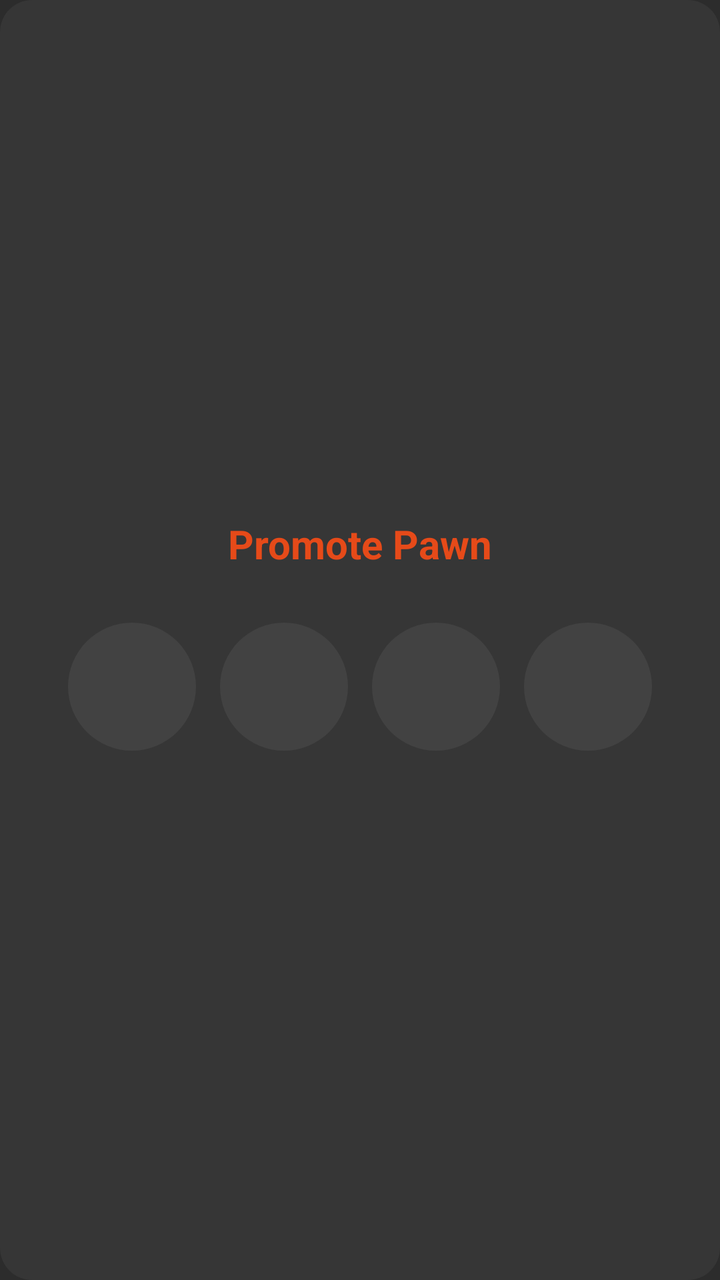
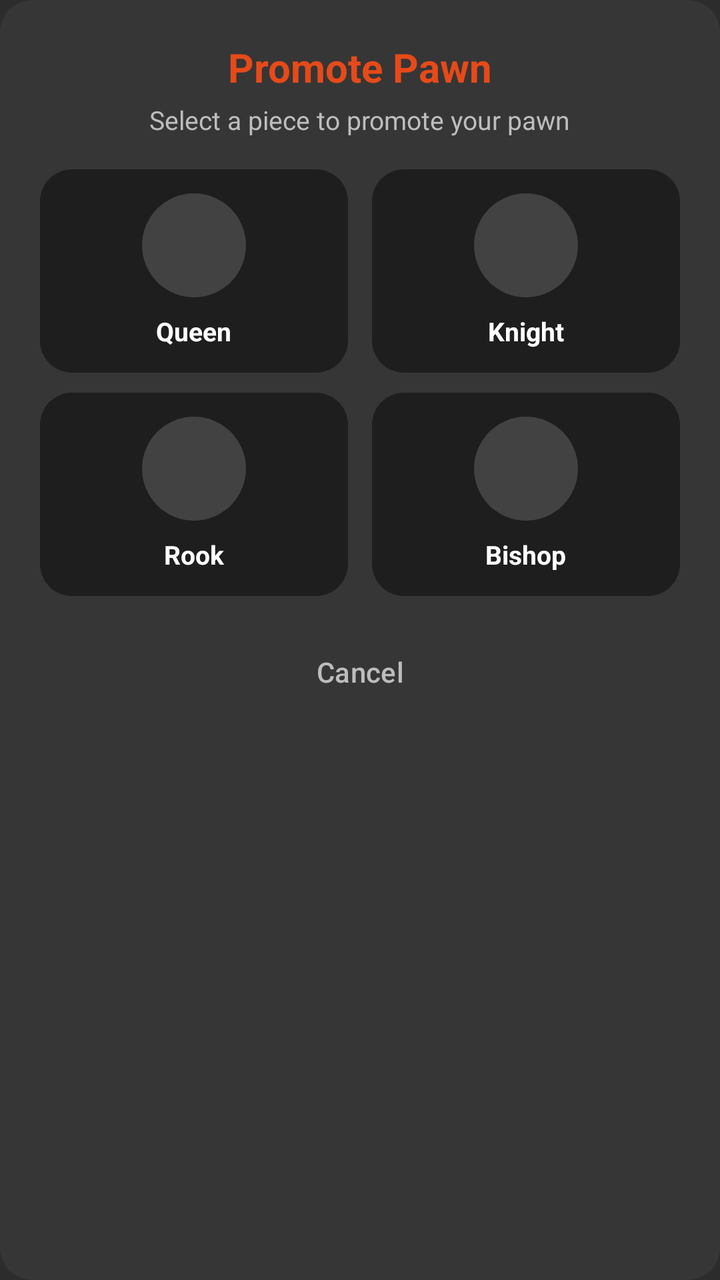

An Android layout rendered at two revisions. The XML below is the earlier revision; the diff shows what the commit changed to produce the second picture.
<!-- AndroidManifest.xml: application theme Theme.Chessy -->
<!-- res/layout/dialog_pawn_promotion.xml -->
<?xml version="1.0" encoding="utf-8"?>
<LinearLayout xmlns:android="http://schemas.android.com/apk/res/android"
    android:layout_width="match_parent"
    android:layout_height="wrap_content"
    android:background="@drawable/bg_rounded_card"
    android:gravity="center"
    android:orientation="vertical"
    android:padding="24dp">

    <TextView
        android:layout_width="wrap_content"
        android:layout_height="wrap_content"
        android:text="@string/promotion_title"
        android:textColor="@color/primaryOrange"
        android:textSize="20sp"
        android:textStyle="bold" />

    <LinearLayout
        android:layout_width="match_parent"
        android:layout_height="wrap_content"
        android:layout_marginTop="20dp"
        android:gravity="center"
        android:orientation="horizontal">

        <ImageButton
            android:id="@+id/btnPromoteQueen"
            android:layout_width="64dp"
            android:layout_height="64dp"
            android:layout_margin="6dp"
            android:background="@drawable/bg_circle_icon"
            android:contentDescription="@string/piece_queen"
            android:padding="8dp"
            android:scaleType="fitCenter" />

        <ImageButton
            android:id="@+id/btnPromoteRook"
            android:layout_width="64dp"
            android:layout_height="64dp"
            android:layout_margin="6dp"
            android:background="@drawable/bg_circle_icon"
            android:contentDescription="@string/piece_rook"
            android:padding="8dp"
            android:scaleType="fitCenter" />

        <ImageButton
            android:id="@+id/btnPromoteBishop"
            android:layout_width="64dp"
            android:layout_height="64dp"
            android:layout_margin="6dp"
            android:background="@drawable/bg_circle_icon"
            android:contentDescription="@string/piece_bishop"
            android:padding="8dp"
            android:scaleType="fitCenter" />

        <ImageButton
            android:id="@+id/btnPromoteKnight"
            android:layout_width="64dp"
            android:layout_height="64dp"
            android:layout_margin="6dp"
            android:background="@drawable/bg_circle_icon"
            android:contentDescription="@string/piece_knight"
            android:padding="8dp"
            android:scaleType="fitCenter" />

    </LinearLayout>

</LinearLayout>
<!-- resources referenced by this layout -->
<resources>
  <color name="primaryOrange">#E64A19</color>
  <!-- drawable bg_circle_icon (drawable) -->
  <?xml version="1.0" encoding="utf-8"?>
  <shape xmlns:android="http://schemas.android.com/apk/res/android"
      android:shape="oval">
      <solid android:color="@color/customSurfaceElevated" />
  </shape>
  <!-- drawable bg_rounded_card (drawable) -->
  <?xml version="1.0" encoding="utf-8"?>
  <shape xmlns:android="http://schemas.android.com/apk/res/android"
      android:shape="rectangle">
      <solid android:color="@color/customCard" />
      <corners android:radius="16dp" />
  </shape>
  <string name="piece_bishop">Bishop</string>
  <string name="piece_knight">Knight</string>
  <string name="piece_queen">Queen</string>
  <string name="piece_rook">Rook</string>
  <string name="promotion_title">Promote Pawn</string>
  <style name="Theme.Chessy" parent="Theme.Material3.Dark.NoActionBar">
          
          <item name="colorPrimary">@color/primaryOrange</item>
          <item name="colorOnPrimary">@color/white</item>
          <item name="colorPrimaryContainer">@color/primaryOrangeDark</item>
          <item name="colorOnPrimaryContainer">@color/white</item>
          <item name="colorSecondary">@color/orangeAccent</item>
          <item name="colorOnSecondary">@color/white</item>
  
          
          <item name="android:windowBackground">@color/customDarkBackground</item>
          <item name="colorSurface">@color/customCard</item>
          <item name="colorOnSurface">@color/textPrimary</item>
          <item name="colorSurfaceVariant">@color/customSurfaceElevated</item>
          <item name="colorOnSurfaceVariant">@color/textSecondary</item>
  
          
          <item name="android:statusBarColor">@color/customDarkBackground</item>
          <item name="android:windowLightStatusBar">false</item>
          <item name="android:navigationBarColor">@color/customDarkBackground</item>
          <item name="android:windowLightNavigationBar" tools:targetApi="o_mr1">false</item>
  
          
          <item name="bottomSheetDialogTheme">@style/CustomBottomSheetDialogTheme</item>
          <item name="materialAlertDialogTheme">@style/CustomMaterialAlertDialogTheme</item>
      </style>
  <color name="customSurfaceElevated">#424242</color>
  <color name="customCard">#363636</color>
  <color name="white">#FFFFFFFF</color>
  <color name="primaryOrangeDark">#D84315</color>
  <color name="orangeAccent">#FF5722</color>
  <color name="customDarkBackground">#2C2C2C</color>
  <color name="textPrimary">#FFFFFF</color>
  <color name="textSecondary">#BDBDBD</color>
  <style name="CustomBottomSheetDialogTheme" parent="ThemeOverlay.Material3.BottomSheetDialog">
          <item name="bottomSheetStyle">@style/CustomBottomSheetStyle</item>
      </style>
  <style name="CustomMaterialAlertDialogTheme" parent="ThemeOverlay.Material3.MaterialAlertDialog">
          <item name="colorSurface">@color/customCard</item>
          <item name="colorOnSurface">@color/textPrimary</item>
      </style>
  <style name="CustomBottomSheetStyle" parent="Widget.Material3.BottomSheet.Modal">
          <item name="backgroundTint">@color/customCard</item>
          <item name="shapeAppearance">@style/ShapeAppearance.RoundedTop</item>
      </style>
  <style name="ShapeAppearance.RoundedTop" parent="ShapeAppearance.Material3.Corner.Large">
          <item name="cornerSizeTopLeft">24dp</item>
          <item name="cornerSizeTopRight">24dp</item>
          <item name="cornerSizeBottomLeft">0dp</item>
          <item name="cornerSizeBottomRight">0dp</item>
      </style>
</resources>

<!-- the commit's change to res/layout/dialog_pawn_promotion.xml (unified diff, before → after) -->
@@ -3,11 +3,12 @@
     android:layout_width="match_parent"
     android:layout_height="wrap_content"
     android:background="@drawable/bg_rounded_card"
-    android:gravity="center"
+    android:gravity="center_horizontal"
     android:orientation="vertical"
-    android:padding="24dp">
+    android:padding="20dp">
 
     <TextView
+        android:id="@+id/tvPromotionTitle"
         android:layout_width="wrap_content"
         android:layout_height="wrap_content"
         android:text="@string/promotion_title"
@@ -15,53 +16,193 @@
         android:textSize="20sp"
         android:textStyle="bold" />
 
+    <TextView
+        android:id="@+id/tvPromotionSubtitle"
+        android:layout_width="wrap_content"
+        android:layout_height="wrap_content"
+        android:layout_marginTop="4dp"
+        android:text="@string/promotion_subtitle"
+        android:textColor="@color/textSecondary"
+        android:textSize="13sp" />
+
+    
+    
     <LinearLayout
         android:layout_width="match_parent"
         android:layout_height="wrap_content"
-        android:layout_marginTop="20dp"
-        android:gravity="center"
+        android:layout_marginTop="16dp"
+        android:baselineAligned="false"
         android:orientation="horizontal">
 
-        <ImageButton
-            android:id="@+id/btnPromoteQueen"
-            android:layout_width="64dp"
-            android:layout_height="64dp"
-            android:layout_margin="6dp"
-            android:background="@drawable/bg_circle_icon"
-            android:contentDescription="@string/piece_queen"
-            android:padding="8dp"
-            android:scaleType="fitCenter" />
-
-        <ImageButton
-            android:id="@+id/btnPromoteRook"
-            android:layout_width="64dp"
-            android:layout_height="64dp"
-            android:layout_margin="6dp"
-            android:background="@drawable/bg_circle_icon"
-            android:contentDescription="@string/piece_rook"
-            android:padding="8dp"
-            android:scaleType="fitCenter" />
-
-        <ImageButton
-            android:id="@+id/btnPromoteBishop"
-            android:layout_width="64dp"
-            android:layout_height="64dp"
-            android:layout_margin="6dp"
-            android:background="@drawable/bg_circle_icon"
-            android:contentDescription="@string/piece_bishop"
-            android:padding="8dp"
-            android:scaleType="fitCenter" />
-
-        <ImageButton
-            android:id="@+id/btnPromoteKnight"
-            android:layout_width="64dp"
-            android:layout_height="64dp"
-            android:layout_margin="6dp"
-            android:background="@drawable/bg_circle_icon"
-            android:contentDescription="@string/piece_knight"
-            android:padding="8dp"
-            android:scaleType="fitCenter" />
+        
+        <LinearLayout
+            android:id="@+id/containerPromoteQueen"
+            android:layout_width="0dp"
+            android:layout_height="wrap_content"
+            android:layout_marginEnd="6dp"
+            android:layout_weight="1"
+            android:background="@drawable/bg_rounded_card"
+            android:backgroundTint="@color/customSurfaceDarker"
+            android:clickable="true"
+            android:focusable="true"
+            android:foreground="?attr/selectableItemBackground"
+            android:gravity="center"
+            android:orientation="vertical"
+            android:padding="12dp">
+
+            <ImageButton
+                android:id="@+id/btnPromoteQueen"
+                android:layout_width="52dp"
+                android:layout_height="52dp"
+                android:background="@drawable/bg_circle_icon"
+                android:clickable="false"
+                android:contentDescription="@string/piece_queen"
+                android:focusable="false"
+                android:padding="6dp"
+                android:scaleType="fitCenter" />
+
+            <TextView
+                android:layout_width="wrap_content"
+                android:layout_height="wrap_content"
+                android:layout_marginTop="8dp"
+                android:text="@string/piece_queen"
+                android:textColor="@color/textPrimary"
+                android:textSize="13sp"
+                android:textStyle="bold" />
+        </LinearLayout>
+
+        
+        <LinearLayout
+            android:id="@+id/containerPromoteKnight"
+            android:layout_width="0dp"
+            android:layout_height="wrap_content"
+            android:layout_marginStart="6dp"
+            android:layout_weight="1"
+            android:background="@drawable/bg_rounded_card"
+            android:backgroundTint="@color/customSurfaceDarker"
+            android:clickable="true"
+            android:focusable="true"
+            android:foreground="?attr/selectableItemBackground"
+            android:gravity="center"
+            android:orientation="vertical"
+            android:padding="12dp">
+
+            <ImageButton
+                android:id="@+id/btnPromoteKnight"
+                android:layout_width="52dp"
+                android:layout_height="52dp"
+                android:background="@drawable/bg_circle_icon"
+                android:clickable="false"
+                android:contentDescription="@string/piece_knight"
+                android:focusable="false"
+                android:padding="6dp"
+                android:scaleType="fitCenter" />
+
+            <TextView
+                android:layout_width="wrap_content"
+                android:layout_height="wrap_content"
+                android:layout_marginTop="8dp"
+                android:text="@string/piece_knight"
+                android:textColor="@color/textPrimary"
+                android:textSize="13sp"
+                android:textStyle="bold" />
+        </LinearLayout>
 
     </LinearLayout>
 
+    
+    <LinearLayout
+        android:layout_width="match_parent"
+        android:layout_height="wrap_content"
+        android:layout_marginTop="10dp"
+        android:baselineAligned="false"
+        android:orientation="horizontal">
+
+        
+        <LinearLayout
+            android:id="@+id/containerPromoteRook"
+            android:layout_width="0dp"
+            android:layout_height="wrap_content"
+            android:layout_marginEnd="6dp"
+            android:layout_weight="1"
+            android:background="@drawable/bg_rounded_card"
+            android:backgroundTint="@color/customSurfaceDarker"
+            android:clickable="true"
+            android:focusable="true"
+            android:foreground="?attr/selectableItemBackground"
+            android:gravity="center"
+            android:orientation="vertical"
+            android:padding="12dp">
+
+            <ImageButton
+                android:id="@+id/btnPromoteRook"
+                android:layout_width="52dp"
+                android:layout_height="52dp"
+                android:background="@drawable/bg_circle_icon"
+                android:clickable="false"
+                android:contentDescription="@string/piece_rook"
+                android:focusable="false"
+                android:padding="6dp"
+                android:scaleType="fitCenter" />
+
+            <TextView
+                android:layout_width="wrap_content"
+                android:layout_height="wrap_content"
+                android:layout_marginTop="8dp"
+                android:text="@string/piece_rook"
+                android:textColor="@color/textPrimary"
+                android:textSize="13sp"
+                android:textStyle="bold" />
+        </LinearLayout>
+
+        
+        <LinearLayout
+            android:id="@+id/containerPromoteBishop"
+            android:layout_width="0dp"
+            android:layout_height="wrap_content"
+            android:layout_marginStart="6dp"
+            android:layout_weight="1"
+            android:background="@drawable/bg_rounded_card"
+            android:backgroundTint="@color/customSurfaceDarker"
+            android:clickable="true"
+            android:focusable="true"
+            android:foreground="?attr/selectableItemBackground"
+            android:gravity="center"
+            android:orientation="vertical"
+            android:padding="12dp">
+
+            <ImageButton
+                android:id="@+id/btnPromoteBishop"
+                android:layout_width="52dp"
+                android:layout_height="52dp"
+                android:background="@drawable/bg_circle_icon"
+                android:clickable="false"
+                android:contentDescription="@string/piece_bishop"
+                android:focusable="false"
+                android:padding="6dp"
+                android:scaleType="fitCenter" />
+
+            <TextView
+                android:layout_width="wrap_content"
+                android:layout_height="wrap_content"
+                android:layout_marginTop="8dp"
+                android:text="@string/piece_bishop"
+                android:textColor="@color/textPrimary"
+                android:textSize="13sp"
+                android:textStyle="bold" />
+        </LinearLayout>
+
+    </LinearLayout>
+
+    
+    <com.google.android.material.button.MaterialButton
+        android:id="@+id/btnCancelPromotion"
+        style="@style/Widget.Material3.Button.TextButton"
+        android:layout_width="wrap_content"
+        android:layout_height="wrap_content"
+        android:layout_marginTop="14dp"
+        android:text="@string/action_cancel"
+        android:textColor="@color/textSecondary"
+        android:textSize="14sp" />
+
 </LinearLayout>
<!-- resource entries referenced after the edit -->
@@ -1,5 +1,6 @@
 <!-- resources referenced by this layout -->
 <resources>
+  <color name="customSurfaceDarker">#1E1E1E</color>
   <color name="primaryOrange">#E64A19</color>
   <!-- drawable bg_circle_icon (drawable) -->
   <?xml version="1.0" encoding="utf-8"?>
@@ -14,10 +15,12 @@
       <solid android:color="@color/customCard" />
       <corners android:radius="16dp" />
   </shape>
+  <string name="action_cancel">Cancel</string>
   <string name="piece_bishop">Bishop</string>
   <string name="piece_knight">Knight</string>
   <string name="piece_queen">Queen</string>
   <string name="piece_rook">Rook</string>
+  <string name="promotion_subtitle">Select a piece to promote your pawn</string>
   <string name="promotion_title">Promote Pawn</string>
   <style name="Theme.Chessy" parent="Theme.Material3.Dark.NoActionBar">
           
